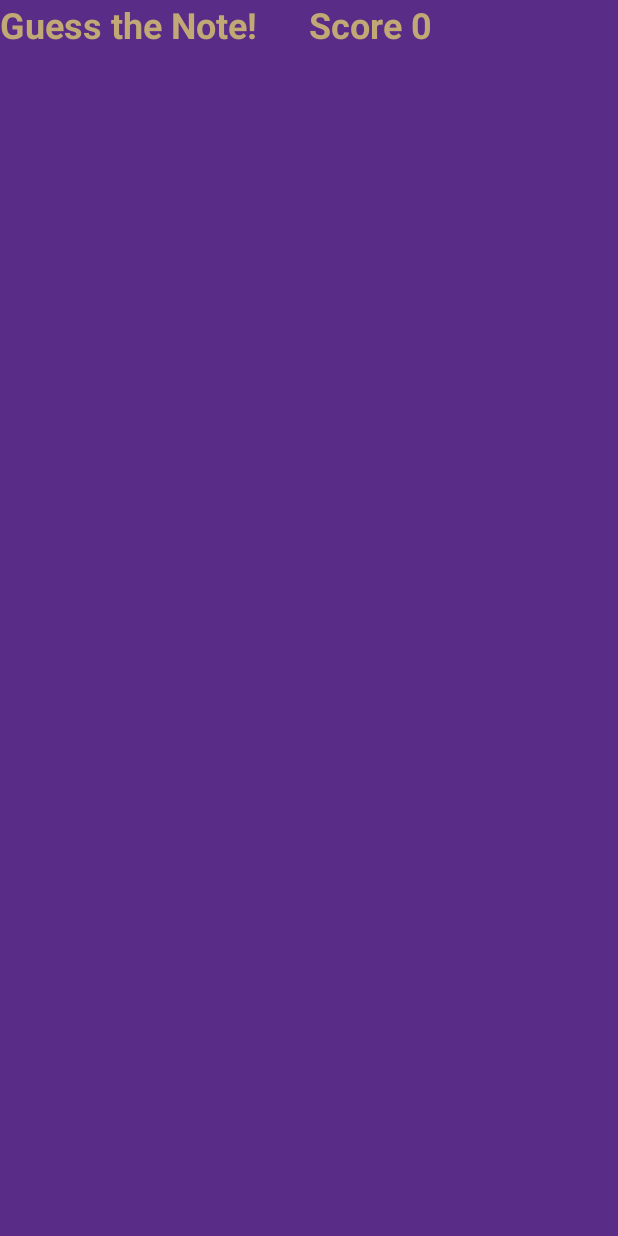
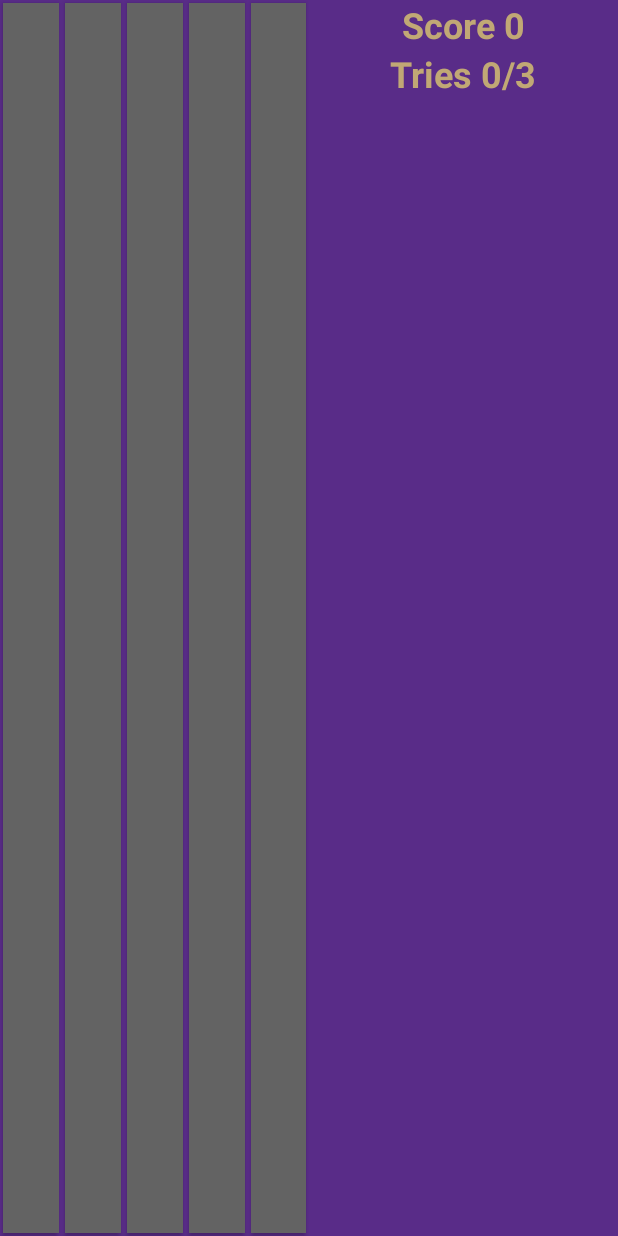
Before and after one commit to bdvanwingerden/SheetMusicTutor, an Android app: the layout fragment_guess_note_text.xml on its own in the app's theme, with its tools: preview values and no code run, on a phone screen of 412 x 824 dp. Run offline under Robolectric (Android 15) with nearby library versions, the phone set to English and light mode, and no system bars.

Commit message:
Guess Note
n/a

```diff
--- a/Sheet_Music_Tutor/app/src/main/java/vanwingerdenbarrier/sheetmusictutor/Game/GameActivity.java
+++ b/Sheet_Music_Tutor/app/src/main/java/vanwingerdenbarrier/sheetmusictutor/Game/GameActivity.java
@@ -9,6 +9,7 @@ import android.support.v4.app.FragmentActivity;
 import android.support.v4.app.FragmentManager;
 import android.support.v4.app.FragmentTransaction;
 import android.support.v7.app.AlertDialog;
+import android.util.Log;
 import android.view.MotionEvent;
 
 import java.time.Instant;
@@ -78,7 +79,6 @@ public class GameActivity extends FragmentActivity
      * @param event
      */
     public void answerPressed(Object answer, MotionEvent event) {
-
         if (currentQuestion instanceof StaffFragment && event != null) {
             ((StaffFragment) currentQuestion)
                     .colorNoteOnStaff(((StaffFragment) currentQuestion)
@@ -94,6 +94,10 @@ public class GameActivity extends FragmentActivity
             ((NoteDefense) currentQuestion).fireNote((Note) answer);
         } else if (currentQuestion instanceof NoteHero && event != null) {
             ((NoteHero) currentQuestion).playNote((Note) answer);
+        }else if (currentQuestion instanceof GuessNote){
+
+            ((GuessNote) currentQuestion).checkIfCorrect((String)answer);
+            new UserList(this.getApplicationContext()).addUserAttempt();
         }
     }
 
--- a/Sheet_Music_Tutor/app/src/main/res/layout/fragment_guess_note_text.xml
+++ b/Sheet_Music_Tutor/app/src/main/res/layout/fragment_guess_note_text.xml
@@ -10,24 +10,86 @@
         android:layout_width="match_parent"
         android:layout_height="match_parent"
         android:layout_weight="1">
+        <Button
+            android:layout_weight="1"
+            android:layout_width="match_parent"
+            android:layout_height="fill_parent"
+            android:background="@color/colorPrimary"
+            android:textColor="@color/gold"
+            android:layout_marginTop="2dp"
+            android:layout_marginBottom="2dp"
+            android:layout_marginLeft="2dp"
+            android:layout_marginRight="2dp"
+            android:id="@+id/option1"/>
+        <Button
+            android:layout_weight="1"
+            android:layout_width="match_parent"
+            android:layout_height="fill_parent"
+            android:background="@color/colorPrimary"
+            android:textColor="@color/gold"
+            android:layout_marginTop="2dp"
+            android:layout_marginBottom="2dp"
+            android:layout_marginLeft="2dp"
+            android:layout_marginRight="2dp"
+            style="@style/button_style"
+            android:id="@+id/option2"/>
+        <Button
+            android:layout_weight="1"
+            android:layout_width="match_parent"
+            android:layout_height="fill_parent"
+            android:background="@color/colorPrimary"
+            android:textColor="@color/gold"
+            android:layout_marginTop="2dp"
+            android:layout_marginBottom="2dp"
+            android:layout_marginLeft="2dp"
+            android:layout_marginRight="2dp"
+            style="@style/button_style"
+            android:id="@+id/option3"/>
+        <Button
+            android:layout_weight="1"
+            android:layout_width="match_parent"
+            android:layout_height="fill_parent"
+            android:background="@color/colorPrimary"
+            android:textColor="@color/gold"
+            android:layout_marginTop="2dp"
+            android:layout_marginBottom="2dp"
+            android:layout_marginLeft="2dp"
+            android:layout_marginRight="2dp"
+            style="@style/button_style"
+            android:id="@+id/option4"/>
+        <Button
+            android:layout_weight="1"
+            android:layout_width="match_parent"
+            android:layout_height="fill_parent"
+            android:background="@color/colorPrimary"
+            android:textColor="@color/gold"
+            android:layout_marginTop="2dp"
+            android:layout_marginBottom="2dp"
+            android:layout_marginLeft="2dp"
+            android:layout_marginRight="2dp"
+            style="@style/button_style"
+            android:id="@+id/option5"/>
+    </LinearLayout>
+    <LinearLayout
+        android:layout_width="match_parent"
+        android:layout_height="match_parent"
+        android:layout_weight="1"
+        android:orientation="vertical">
         <TextView
+            android:id="@+id/scoreGuess"
             android:layout_width="wrap_content"
             android:layout_height="wrap_content"
-            android:text="@string/guess_note"
+            android:text="@string/score"
             android:textColor="@color/gold"
             android:textStyle="bold"
             android:textSize="24dp"
             android:layout_gravity="center_horizontal"
             />
-    </LinearLayout>
-    <LinearLayout
-        android:layout_width="match_parent"
-        android:layout_height="match_parent"
-        android:layout_weight="1">
         <TextView
+            android:id="@+id/tryGuess"
             android:layout_width="wrap_content"
             android:layout_height="wrap_content"
-            android:text="@string/score"
+            android:text="Tries 0/3"
             android:textColor="@color/gold"
             android:textStyle="bold"
             android:textSize="24dp"
--- a/Sheet_Music_Tutor/app/src/main/res/values/strings.xml
+++ b/Sheet_Music_Tutor/app/src/main/res/values/strings.xml
@@ -20,6 +20,7 @@
     <string name="note_meister">Note-Meister 0/5</string>
     <string name="guess_note">Guess the Note!</string>
     <string name="score">Score 0</string>
+    <string name="question_mark">\?</string>
 
 
     <!-- TODO: Remove or change this placeholder text -->
```
Also changed, not shown: Sheet_Music_Tutor/app/src/main/java/vanwingerdenbarrier/sheetmusictutor/AchievementsListView.java (+5 -5 lines), Sheet_Music_Tutor/app/src/main/java/vanwingerdenbarrier/sheetmusictutor/NoteGames/GuessNote.java (+219 -3 lines), Sheet_Music_Tutor/app/src/main/java/vanwingerdenbarrier/sheetmusictutor/NoteGames/GuessNoteText.java (+187 -3 lines), Sheet_Music_Tutor/app/src/main/res/layout/fragment_guess_note.xml (+17 -17 lines).
